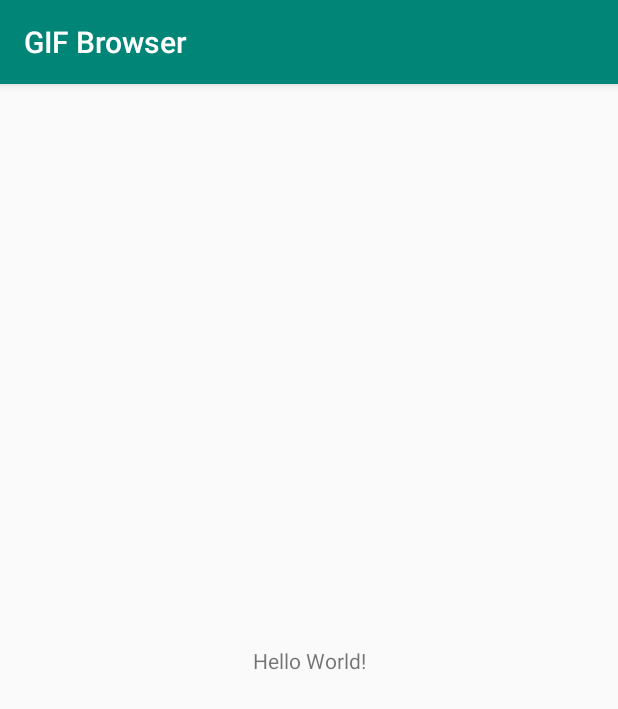
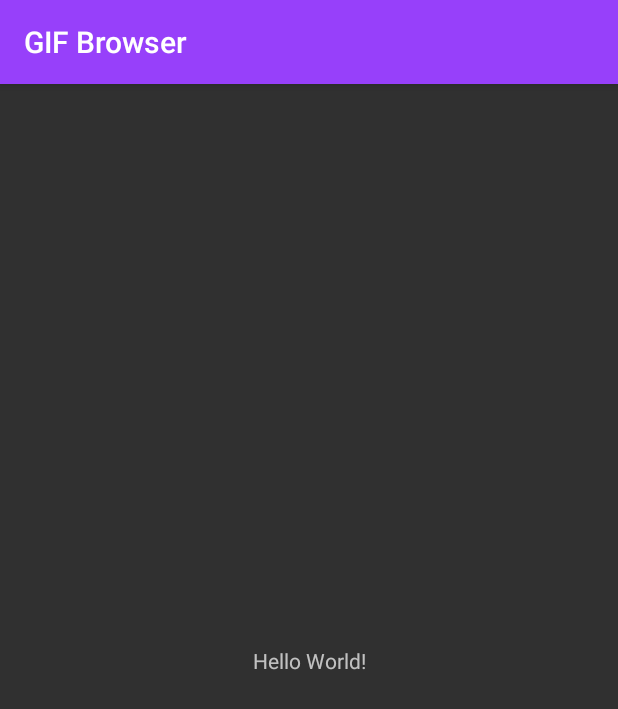
Before and after one commit to mohsenoid/GIF-browser, an Android app: the screen it shows after launch (MainActivity), on a phone screen of 412 x 824 dp. Shown: the top 709 px of the screen. Run offline under Robolectric (Android 15) with nearby library versions, the phone set to English and light mode, and no system bars.

Commit message:
Add Giphy brand colors and styles 🎨

```diff
--- a/app/src/main/res/values/colors.xml
+++ b/app/src/main/res/values/colors.xml
@@ -1,6 +1,13 @@
 <?xml version="1.0" encoding="utf-8"?>
 <resources>
-    <color name="colorPrimary">#008577</color>
-    <color name="colorPrimaryDark">#00574B</color>
-    <color name="colorAccent">#D81B60</color>
+    <color name="colorPrimary">@color/giphyPurpleLight</color>
+    <color name="colorPrimaryDark">@color/giphyPurpleDark</color>
+    <color name="colorAccent">@color/giphyOrange</color>
+
+    <color name="giphyYellow">#FFF39F</color>
+    <color name="giphyOrange">#FB6769</color>
+    <color name="giphyGreen">#2AFC9C</color>
+    <color name="giphyCiyan">#22CDFB</color>
+    <color name="giphyPurpleLight">#9740FA</color>
+    <color name="giphyPurpleDark">#4A1F7C</color>
 </resources>
--- a/app/src/main/res/values/styles.xml
+++ b/app/src/main/res/values/styles.xml
@@ -1,8 +1,6 @@
 <resources>
 
-    <!-- Base application theme. -->
-    <style name="AppTheme" parent="Theme.AppCompat.Light.DarkActionBar">
-        <!-- Customize your theme here. -->
+    <style name="AppTheme" parent="Theme.AppCompat">
         <item name="colorPrimary">@color/colorPrimary</item>
         <item name="colorPrimaryDark">@color/colorPrimaryDark</item>
         <item name="colorAccent">@color/colorAccent</item>
```
